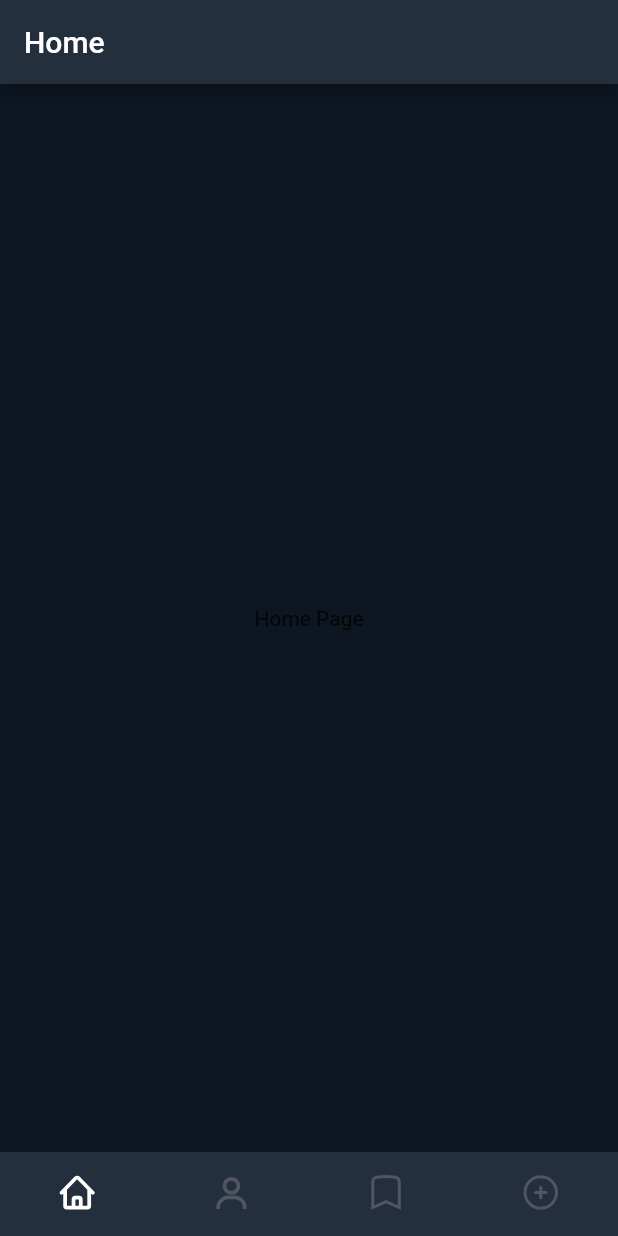
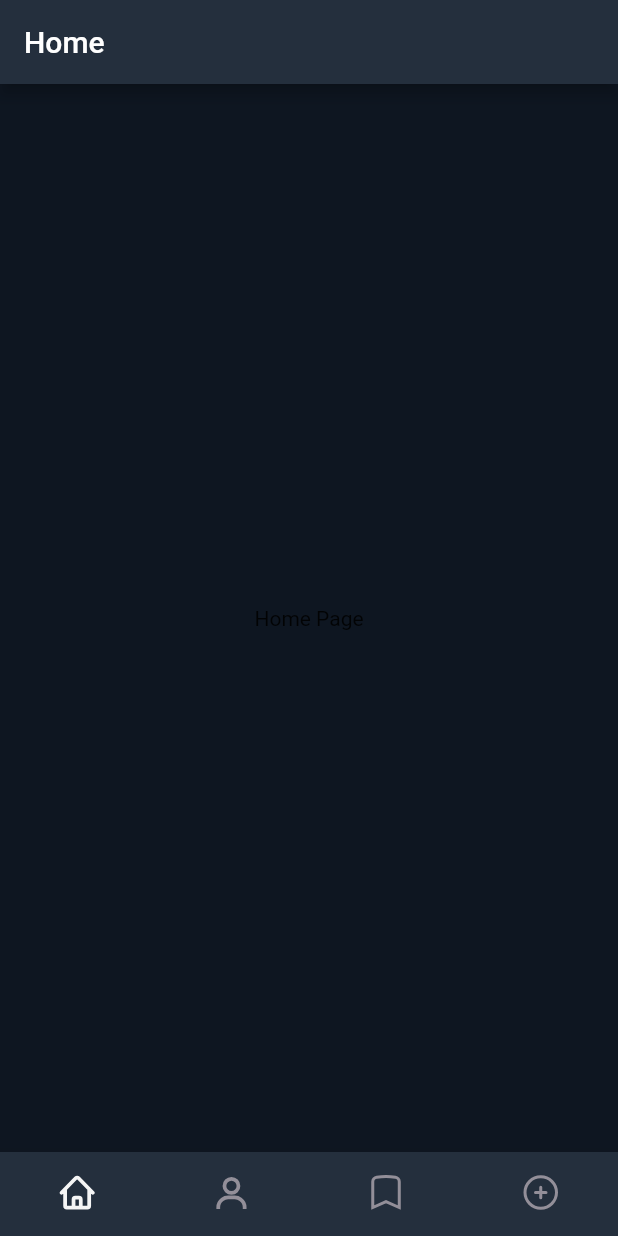
Before and after one commit to InnoStudyHub/front-end, a Flutter app: the screen it shows after launch, on a phone screen of 412 x 824 dp. Run offline on Flutter 3.47's test engine with Material 2 defaults, Android fonts, the phone set to English and light mode, and no system bars; our stand-ins replace flutter_svg, get.

Commit message:
format code, add some colors

```diff
--- a/lib/main.dart
+++ b/lib/main.dart
@@ -3,7 +3,6 @@ import 'package:get/get_navigation/get_navigation.dart';
 import 'package:study_hub/util/app_pages.dart';
 import 'package:study_hub/util/color_codes.dart';
 import 'package:study_hub/util/routes.dart';
-
 
 void main() {
   runApp(const MyApp());
--- a/lib/session/session.dart
+++ b/lib/session/session.dart
@@ -1,6 +1,7 @@
 import 'package:flutter/material.dart';
 import 'package:flutter_svg/svg.dart';
 import 'package:get/get.dart';
+import 'package:study_hub/util/color_codes.dart';
 import 'create/create_page.dart';
 import 'profile/profile_page.dart';
 import 'favourites/favourites_page.dart';
@@ -12,13 +13,12 @@ class Session extends StatelessWidget {
 
   @override
   Widget build(BuildContext context) {
-    return GetBuilder<SessionController>(builder: (controller){
+    return GetBuilder<SessionController>(builder: (controller) {
       return Scaffold(
         appBar: AppBar(
           backgroundColor: const Color.fromARGB(255, 36, 47, 61),
-          title: Text (controller.tabTitle),
+          title: Text(controller.tabTitle),
         ),
-
         body: SafeArea(
           child: IndexedStack(
             index: controller.tabIndex,
@@ -28,18 +28,15 @@ class Session extends StatelessWidget {
               FavouritesPage(),
               CreatePage(),
             ],
-            )
           ),
-
+        ),
         bottomNavigationBar: BottomNavigationBar(
-          backgroundColor: Color.fromARGB(255, 36, 47, 61),
+          backgroundColor: const Color.fromARGB(255, 36, 47, 61),
           onTap: controller.changePage,
           currentIndex: controller.tabIndex,
           showUnselectedLabels: false,
           showSelectedLabels: false,
           type: BottomNavigationBarType.fixed,
-          unselectedItemColor: Color.fromARGB(100, 147, 143, 153),
-          selectedItemColor: Color.fromARGB(100, 245, 245, 245),
           items: [
             _homePageItem(controller.tabIndex),
             _profilePageItem(controller.tabIndex),
@@ -51,43 +48,43 @@ class Session extends StatelessWidget {
     });
   }
 
-  _homePageItem(int index){
+  _homePageItem(int index) {
     return BottomNavigationBarItem(
       icon: SvgPicture.asset(
         "assets/icons/bottom_bar/home_bottom_bar_ic.svg",
-        color: index==0? Colors.white : const Color.fromARGB(100, 147, 143, 153),
+        color: index == 0 ? selectedMenuColor : unselectedMenuColor,
       ),
       label: "Home",
     );
   }
 
-  _profilePageItem(int index){
+  _profilePageItem(int index) {
     return BottomNavigationBarItem(
       icon: SvgPicture.asset(
         "assets/icons/bottom_bar/profile_bottom_bar_ic_no_notification.svg",
-        color: index==1? Colors.white : const Color.fromARGB(100, 147, 143, 153),
+        color: index == 1 ? selectedMenuColor : unselectedMenuColor,
       ),
       label: "Profile",
     );
   }
 
-  _favouritePageItem(int index){
+  _favouritePageItem(int index) {
     return BottomNavigationBarItem(
       icon: SvgPicture.asset(
         "assets/icons/bottom_bar/favourite_bottom_bar_ic.svg",
-        color: index==2? Colors.white : const Color.fromARGB(100, 147, 143, 153),
+        color: index == 2 ? selectedMenuColor : unselectedMenuColor,
       ),
       label: "Favourites",
     );
   }
 
-  _createPageItem(int index){
+  _createPageItem(int index) {
     return BottomNavigationBarItem(
       icon: SvgPicture.asset(
         "assets/icons/bottom_bar/create_bottom_bar_ic.svg",
-        color: index==3? Colors.white : const Color.fromARGB(100, 147, 143, 153),
-      ),      label: "Create",
+        color: index == 3 ? selectedMenuColor : unselectedMenuColor,
+      ),
+      label: "Create",
     );
   }
-
 }
--- a/lib/session/session_binding.dart
+++ b/lib/session/session_binding.dart
@@ -1,10 +1,9 @@
 import 'package:get/get.dart';
 import 'package:study_hub/session/session_controller.dart';
 
-class SessionBinding extends Bindings{
+class SessionBinding extends Bindings {
   @override
   void dependencies() {
     Get.lazyPut<SessionController>(() => SessionController());
   }
-
 }
--- a/lib/session/session_controller.dart
+++ b/lib/session/session_controller.dart
@@ -7,10 +7,9 @@ class SessionController extends GetxController {
 
   var tabTitle = "Home";
 
-  void changePage(int index){
+  void changePage(int index) {
     tabTitle = pages[index];
     tabIndex = index;
     update();
   }
-
 }
--- a/lib/util/app_pages.dart
+++ b/lib/util/app_pages.dart
@@ -3,7 +3,7 @@ import 'package:study_hub/session/session.dart';
 import 'package:study_hub/session/session_binding.dart';
 import 'package:study_hub/util/routes.dart';
 
-class AppPages{
+class AppPages {
   static var list = [
     GetPage(
       name: AppRoutes.session,
--- a/lib/util/color_codes.dart
+++ b/lib/util/color_codes.dart
@@ -50,3 +50,37 @@ const MaterialColor selectedTabColor = MaterialColor(
   },
 );
 const int _selectedTabColor = 0xFF3AAFB9;
+
+const MaterialColor selectedMenuColor = MaterialColor(
+  _selectedMenuColor,
+  <int, Color>{
+    50: Color(0xFFF5F5F5),
+    100: Color(0xFFF5F5F5),
+    200: Color(0xFFF5F5F5),
+    300: Color(0xFFF5F5F5),
+    400: Color(0xFFF5F5F5),
+    500: Color(_selectedMenuColor),
+    600: Color(0xFFF5F5F5),
+    700: Color(0xFFF5F5F5),
+    800: Color(0xFFF5F5F5),
+    900: Color(0xFFF5F5F5),
+  },
+);
+const int _selectedMenuColor = 0xFFF5F5F5;
+
+const MaterialColor unselectedMenuColor = MaterialColor(
+  _unselectedMenuColor,
+  <int, Color>{
+    50: Color(0xFF938F99),
+    100: Color(0xFF938F99),
+    200: Color(0xFF938F99),
+    300: Color(0xFF938F99),
+    400: Color(0xFF938F99),
+    500: Color(_unselectedMenuColor),
+    600: Color(0xFF938F99),
+    700: Color(0xFF938F99),
+    800: Color(0xFF938F99),
+    900: Color(0xFF938F99),
+  },
+);
+const int _unselectedMenuColor = 0xFF938F99;
```
Also changed, not shown: lib/session/profile/profile_controller.dart (line endings or trailing spaces), lib/util/routes.dart (line endings or trailing spaces). Lines whose indentation alone changed are shown as unchanged.
